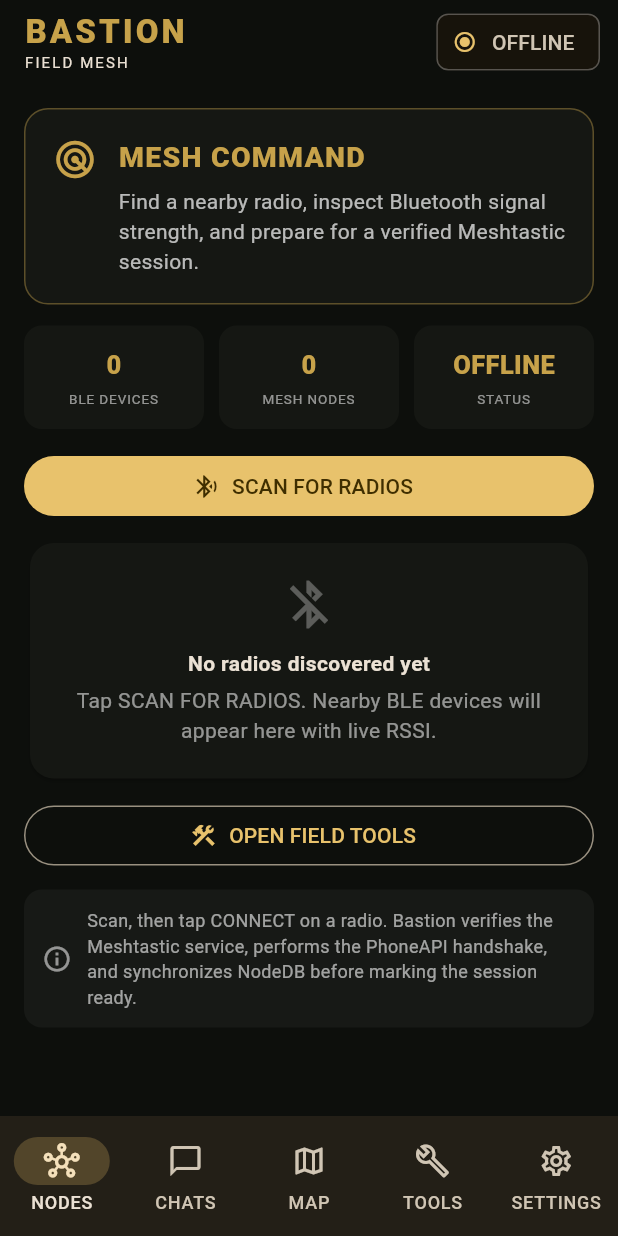
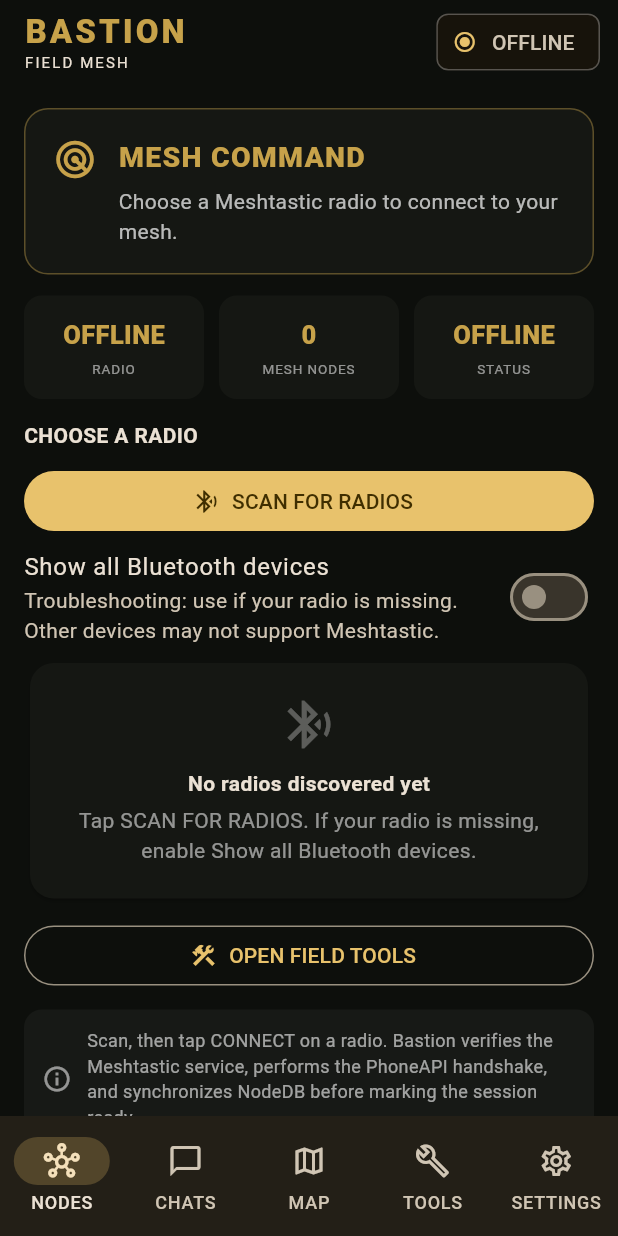
Before and after one commit to BastionMeshApp/notoryx-connect, a Flutter app: the screen it shows after launch, on a phone screen of 412 x 824 dp. Run offline on Flutter 3.47's test engine with Material 3 defaults, Android fonts, the phone set to English and light mode, and no system bars; our stand-ins replace shared_preferences; missing offline and left inert: universal_ble.

Commit message:
Focus connected Nodes view on radio and mesh; hide unrelated BLE devices

```diff
--- a/lib/main.dart
+++ b/lib/main.dart
@@ -136,11 +136,13 @@
     builder: (context, _) => ListView(
       padding: const EdgeInsets.all(16),
       children: [
-        const _Header(icon: Icons.radar, title: 'MESH COMMAND',
-          detail: 'Find a nearby radio, inspect Bluetooth signal strength, and prepare for a verified Meshtastic session.'),
+        _Header(icon: Icons.radar, title: 'MESH COMMAND',
+          detail: radio.isReady
+              ? 'Your connected radio and the nodes reported by your mesh.'
+              : 'Choose a Meshtastic radio to connect to your mesh.'),
         const SizedBox(height: 14),
         Row(children: [
-          Expanded(child: _Stat(label: 'BLE DEVICES', value: '${discovery.results.length}')),
+          Expanded(child: _Stat(label: 'RADIO', value: radio.isReady ? 'CONNECTED' : 'OFFLINE')),
           const SizedBox(width: 10),
           Expanded(child: _Stat(label: 'MESH NODES', value: '${radio.nodes.length}')),
           const SizedBox(width: 10),
@@ -150,52 +152,39 @@
           )),
         ]),
         const SizedBox(height: 14),
-        FilledButton.icon(
-          onPressed: discovery.scanning ? null : discovery.scan,
-          icon: Icon(discovery.scanning ? Icons.hourglass_top : Icons.bluetooth_searching),
-          label: Text(discovery.scanning ? 'SCANNING…' : 'SCAN FOR RADIOS'),
-        ),
-        if (discovery.scanning)
-          TextButton(onPressed: discovery.stop, child: const Text('STOP SCAN')),
-        if (discovery.error != null)
-          _Notice(text: discovery.error!, icon: Icons.warning_amber),
-        const SizedBox(height: 10),
-        if (discovery.results.isEmpty)
-          const _EmptyState(icon: Icons.bluetooth_disabled,
-            title: 'No radios discovered yet',
-            detail: 'Tap SCAN FOR RADIOS. Nearby BLE devices will appear here with live RSSI.')
-        else
-          for (final item in discovery.results)
-            Card(child: ListTile(
-              leading: const CircleAvatar(child: Icon(Icons.router)),
-              title: Text(item.name),
-              subtitle: Text(
-                '${item.id}\n${item.advertisesMeshtastic ? 'Meshtastic service advertised' : _rssiLabel(item.rssi)}',
+        if (radio.isReady) ...[
+          Card(child: ListTile(
+            leading: const CircleAvatar(child: Icon(Icons.bluetooth_connected)),
+            title: Text(radio.connection.deviceName ?? 'Connected radio'),
+            subtitle: const Text('Verified Meshtastic connection'),
+            trailing: IconButton(
+              tooltip: 'Disconnect',
+              onPressed: radio.busy ? null : radio.disconnect,
+              icon: const Icon(Icons.link_off),
+            ),
+          )),
+          OutlinedButton.icon(
+            onPressed: radio.busy ? null : () => showModalBottomSheet<void>(
+              context: context,
+              isScrollControlled: true,
+              useSafeArea: true,
+              builder: (sheetContext) => FractionallySizedBox(
+                heightFactor: .85,
+                child: SingleChildScrollView(
+                  padding: const EdgeInsets.all(16),
+                  child: _RadioDiscovery(
+                    discovery: discovery,
+                    radio: radio,
+                    onConnected: () => Navigator.pop(sheetContext),
+                  ),
+                ),
               ),
-              isThreeLine: true,
-              trailing: radio.isReady && radio.connection.deviceName == item.name
-                  ? IconButton(
-                      tooltip: 'Disconnect',
-                      onPressed: radio.busy ? null : radio.disconnect,
-                      icon: const Icon(Icons.link_off),
-                    )
-                  : FilledButton(
-                      onPressed: radio.busy
-                          ? null
-                          : () async {
-                              try {
-                                await radio.connect(item);
-                              } catch (error) {
-                                if (context.mounted) {
-                                  ScaffoldMessenger.of(context).showSnackBar(
-                                    SnackBar(content: Text('Connection failed: $error')),
-                                  );
-                                }
-                              }
-                            },
-                      child: const Text('CONNECT'),
-                    ),
-            )),
+            ),
+            icon: const Icon(Icons.swap_horiz),
+            label: const Text('SWITCH RADIO'),
+          ),
+        ] else
+          _RadioDiscovery(discovery: discovery, radio: radio),
         if (radio.connection.error != null)
           _Notice(text: radio.connection.error!, icon: Icons.error_outline),
         if (radio.nodes.isNotEmpty) ...[
@@ -320,6 +309,98 @@
           icon: radio.isReady ? Icons.verified_outlined : Icons.info_outline),
       ],
     ),
+  );
+}
+
+/// Keep broad BLE discovery available for radios with incomplete advertisements,
+/// while presenting Meshtastic service advertisements by default.
+class _RadioDiscovery extends StatefulWidget {
+  const _RadioDiscovery({
+    required this.discovery,
+    required this.radio,
+    this.onConnected,
+  });
+  final MeshtasticBleDiscovery discovery;
+  final MeshtasticRadioCoordinator radio;
+  final VoidCallback? onConnected;
+
+  @override
+  State<_RadioDiscovery> createState() => _RadioDiscoveryState();
+}
+
+class _RadioDiscoveryState extends State<_RadioDiscovery> {
+  bool showAllDevices = false;
+
+  Future<void> _connect(MeshtasticBleDevice device) async {
+    try {
+      await widget.discovery.stop();
+      if (!mounted) return;
+      await widget.radio.connect(device);
+      if (mounted && widget.radio.isReady) widget.onConnected?.call();
+    } catch (error) {
+      if (mounted) {
+        ScaffoldMessenger.of(context).showSnackBar(
+          SnackBar(content: Text('Connection failed: $error')),
+        );
+      }
+    }
+  }
+
+  @override
+  Widget build(BuildContext context) => AnimatedBuilder(
+    animation: Listenable.merge([widget.discovery, widget.radio]),
+    builder: (context, _) {
+      final devices = widget.discovery.results
+          .where((device) => showAllDevices || device.advertisesMeshtastic)
+          .toList();
+      return Column(crossAxisAlignment: CrossAxisAlignment.stretch, children: [
+        const Text('CHOOSE A RADIO',
+          style: TextStyle(fontWeight: FontWeight.bold)),
+        const SizedBox(height: 10),
+        FilledButton.icon(
+          onPressed: widget.discovery.scanning || widget.radio.busy
+              ? null : widget.discovery.scan,
+          icon: Icon(widget.discovery.scanning
+              ? Icons.hourglass_top : Icons.bluetooth_searching),
+          label: Text(widget.discovery.scanning ? 'SCANNING…' : 'SCAN FOR RADIOS'),
+        ),
+        if (widget.discovery.scanning)
+          TextButton(onPressed: widget.discovery.stop, child: const Text('STOP SCAN')),
+        SwitchListTile(
+          contentPadding: EdgeInsets.zero,
+          title: const Text('Show all Bluetooth devices'),
+          subtitle: const Text('Troubleshooting: use if your radio is missing. '
+            'Other devices may not support Meshtastic.'),
+          value: showAllDevices,
+          onChanged: (value) => setState(() => showAllDevices = value),
+        ),
+        if (widget.discovery.error != null)
+          _Notice(text: widget.discovery.error!, icon: Icons.warning_amber),
+        if (devices.isEmpty)
+          _EmptyState(
+            icon: Icons.bluetooth_searching,
+            title: widget.discovery.scanning
+                ? 'Looking for radios…' : 'No radios discovered yet',
+            detail: 'Tap SCAN FOR RADIOS. If your radio is missing, '
+              'enable Show all Bluetooth devices.',
+          ),
+        for (final item in devices)
+          Card(child: ListTile(
+            leading: CircleAvatar(child: Icon(
+              item.advertisesMeshtastic ? Icons.router : Icons.bluetooth,
+            )),
+            title: Text(item.name),
+            subtitle: Text(
+              '${item.id}\n${item.advertisesMeshtastic ? 'Meshtastic service advertised' : 'Unverified Bluetooth device'}',
+            ),
+            isThreeLine: true,
+            trailing: FilledButton(
+              onPressed: widget.radio.busy ? null : () => _connect(item),
+              child: const Text('CONNECT'),
+            ),
+          )),
+      ]);
+    },
   );
 }
 
@@ -757,7 +838,7 @@
       Card(child: ListTile(
         leading: const Icon(Icons.bluetooth_searching, color: BastionApp.signal),
         title: const Text('RADIO SCANNER', style: TextStyle(fontWeight: FontWeight.bold)),
-        subtitle: Text('${widget.discovery.results.length} BLE devices currently discovered'),
+        subtitle: Text('${widget.discovery.results.where((device) => device.advertisesMeshtastic).length} Meshtastic radios discovered'),
         trailing: const Icon(Icons.chevron_right),
         onTap: widget.discovery.scanning ? null : widget.discovery.scan,
       )),
@@ -1023,14 +1104,6 @@
   );
 }
 
-String _rssiLabel(int rssi) {
-  if (rssi >= -60) return 'Strong Bluetooth signal';
-  if (rssi >= -75) return 'Usable Bluetooth signal';
-  if (rssi >= -90) return 'Weak Bluetooth signal';
-  return 'Very weak Bluetooth signal';
-}
-
-
 String _connectionLabel(MeshtasticConnectionState state) => switch (state) {
   MeshtasticConnectionState.disconnected => 'OFFLINE',
   MeshtasticConnectionState.discovering => 'SCANNING',
```
